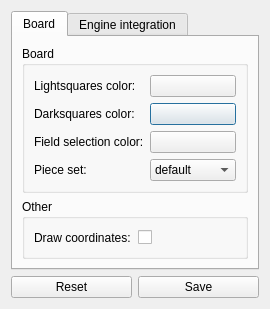
Qt form settingsdialog.ui (krwc/qtchess) before a commit.
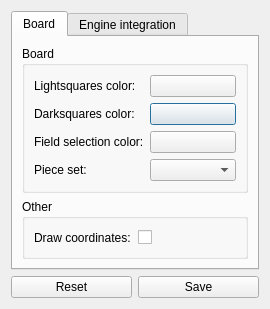
The same form after that commit.

Patch:
```diff
--- a/settingsdialog.ui
+++ b/settingsdialog.ui
@@ -64,13 +64,7 @@
              </property>
              <layout class="QGridLayout" name="gridLayout_3">
               <item row="3" column="1">
-               <widget class="QComboBox" name="PieceSetList">
-                <item>
-                 <property name="text">
-                  <string>default</string>
-                 </property>
-                </item>
-               </widget>
+               <widget class="QComboBox" name="PieceSetList"/>
               </item>
               <item row="0" column="0">
                <widget class="QLabel" name="label">
```
Left out of the diff: 33 changed lines with no effect on the pictures.
